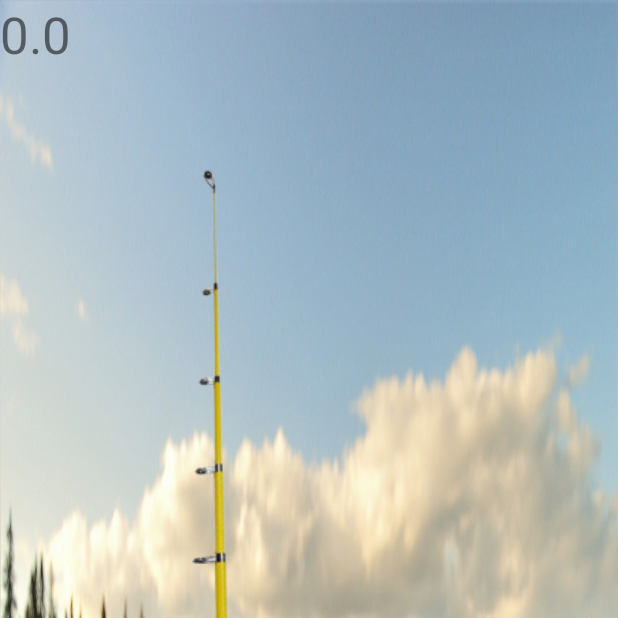
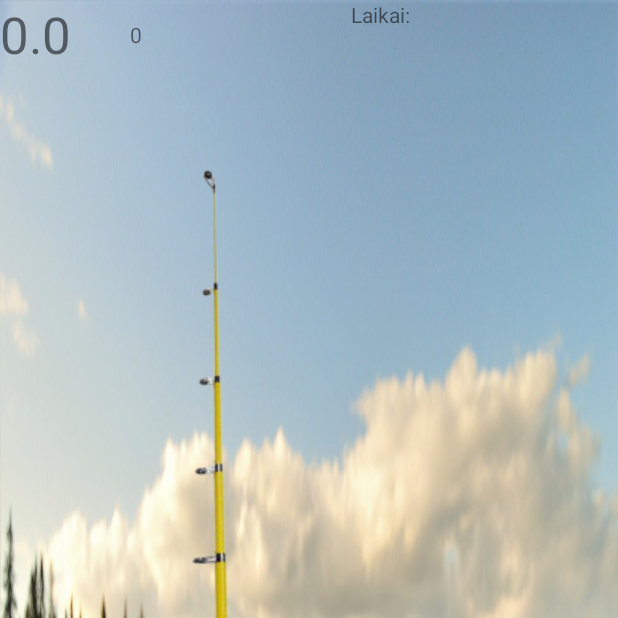
Before and after one commit to EmiKrav/FishingGame, an Android app built with Jetpack Compose: the GameScreenFragment screen opened through its navigation route, on a phone screen of 412 x 824 dp, the top half of it. Run offline under Robolectric (Android 15) with nearby library versions, the phone set to English and light mode, and no system bars.

Commit message:
Po gynimo

```diff
--- a/app/src/main/AndroidManifest.xml
+++ b/app/src/main/AndroidManifest.xml
@@ -16,11 +16,13 @@
             android:name=".MainScreen"
             android:exported="false"
             android:label="@string/title_activity_main_screen"
+            android:configChanges="orientation|screenSize|keyboardHidden"
             android:theme="@style/Theme.FishingGame" />
         <activity
             android:name=".MainActivity"
             android:exported="true"
             android:label="@string/app_name"
+            android:configChanges="orientation|screenSize|keyboardHidden"
             android:theme="@style/Theme.FishingGame">
 
             <intent-filter>
--- a/app/src/main/java/com/example/fishinggame/GameScreenFragment.kt
+++ b/app/src/main/java/com/example/fishinggame/GameScreenFragment.kt
@@ -11,37 +11,67 @@ import androidx.navigation.fragment.findNavController
 import com.example.fishinggame.databinding.FragmentGameScreenBinding
 
 class GameScreenFragment : Fragment() {
+
+    var sk: Float = 0F
+    var kiekis: Int = 0
+
+    var Laikas: String =""
+
     override fun onCreateView(
         inflater: LayoutInflater, container: ViewGroup?,
         savedInstanceState: Bundle?
     ): View? {
+
+
+
+        if (savedInstanceState !=null) {
+
+            sk = savedInstanceState.getFloat("Pinigai");
+            kiekis = savedInstanceState.getInt("Kiekis");
+
+            Laikas = savedInstanceState.getString("Laikas").toString();
+        }
+        else
+        {
+           val args = GameScreenFragmentArgs.fromBundle(requireArguments())
+            sk = args.Pinigai;
+            kiekis = args.Kiekis;
+            Laikas = args.Laikas.toString();
+        }
+
         val binding = FragmentGameScreenBinding.inflate(inflater)
-
-        val args = GameScreenFragmentArgs.fromBundle(requireArguments())
-        val prog = args.Pinigai;
-        var sk = args.Pinigai;
-
 
 
         val callback = requireActivity().onBackPressedDispatcher.addCallback(viewLifecycleOwner) {
             val action =
-                GameScreenFragmentDirections.actionGameScreenFragmentToMainScreenFragment(sk)
+                GameScreenFragmentDirections.actionGameScreenFragmentToMainScreenFragment(sk,kiekis,Laikas)
             findNavController().navigate(action)
         }
 
 
-                binding.textView.text = "${args.Pinigai}";
+                binding.textView.text = "$sk";
+                binding.textView2.text = "$kiekis";
+
+                binding.textView6.text = "$Laikas"
 
 
 
          binding.imageView
            .setOnClickListener {
                val action =
-                   GameScreenFragmentDirections.actionGameScreenFragmentToCathingFragment(sk)
+                   GameScreenFragmentDirections.actionGameScreenFragmentToCathingFragment(sk,kiekis, Laikas)
                findNavController().navigate(action)
            }
 
         return binding.root
     }
+    override fun onSaveInstanceState(outState: Bundle) {
+        super.onSaveInstanceState(outState)
+
+
+        outState.putFloat("Pinigai", sk);
+        outState.putInt("Kiekis", kiekis);
+        outState.putString("Laikas", Laikas)
+    }
 
 }
--- a/app/src/main/java/com/example/fishinggame/MainScreenFragment.kt
+++ b/app/src/main/java/com/example/fishinggame/MainScreenFragment.kt
@@ -11,20 +11,35 @@ import com.example.fishinggame.databinding.FragmentMainScreenBinding
 
 class MainScreenFragment : Fragment() {
 
+    var sk: Float = 0F
+    var kiekis: Int = 0
+    var Laikas: String =""
+
     override fun onCreateView(
         inflater: LayoutInflater, container: ViewGroup?,
         savedInstanceState: Bundle?
 
     ): View? {
+
+        if (savedInstanceState !=null) {
+
+           sk = savedInstanceState.getFloat("Pinigai");
+            kiekis = savedInstanceState.getInt("Kiekis");
+            Laikas = savedInstanceState.getString("Laikas").toString();
+        }
+        else{
+            val args = MainScreenFragmentArgs.fromBundle(requireArguments())
+            sk = args.Pinigai;
+            kiekis = args.Kiekis;
+            Laikas = args.Laikas.toString();
+        }
+
         val binding = FragmentMainScreenBinding.inflate(inflater)
-        val args = MainScreenFragmentArgs.fromBundle(requireArguments())
-        val prog = args.Pinigai;
-        var sk = args.Pinigai;
 
         binding.button
             .setOnClickListener {
                 val action =
-                    MainScreenFragmentDirections.actionMainScreenFragmentToGameScreenFragment(sk)
+                    MainScreenFragmentDirections.actionMainScreenFragmentToGameScreenFragment(sk,kiekis,Laikas)
                 findNavController().navigate(action)
             }
 
@@ -32,4 +47,13 @@ class MainScreenFragment : Fragment() {
 
         return binding.root
     }
+    override fun onSaveInstanceState(outState: Bundle) {
+        super.onSaveInstanceState(outState)
+
+
+        outState.putFloat("Pinigai",sk);
+        outState.putInt("Kiekis", kiekis);
+
+        outState.putString("Laikas", Laikas)
+    }
 }
--- a/app/src/main/res/layout/fragment_cathing.xml
+++ b/app/src/main/res/layout/fragment_cathing.xml
@@ -63,7 +63,7 @@
             android:layout_width="wrap_content"
             android:layout_height="wrap_content"
             android:backgroundTint="#806846"
-            android:text="@string/Kirsti"
+            android:text="@string/Strike"
             android:textSize="34sp"
             app:layout_constraintBottom_toTopOf="@+id/Rite"
             app:layout_constraintEnd_toEndOf="parent"
--- a/app/src/main/res/layout/fragment_game_screen.xml
+++ b/app/src/main/res/layout/fragment_game_screen.xml
@@ -46,4 +46,26 @@
         app:layout_constraintTop_toTopOf="parent"
         app:layout_constraintVertical_bias="0.0" />
 
+    <TextView
+        android:id="@+id/textView2"
+        android:layout_width="wrap_content"
+        android:layout_height="wrap_content"
+        android:layout_marginTop="13dp"
+        app:layout_constraintBottom_toBottomOf="parent"
+        app:layout_constraintEnd_toEndOf="parent"
+        app:layout_constraintHorizontal_bias="0.11"
+        app:layout_constraintStart_toEndOf="@+id/textView"
+        app:layout_constraintTop_toTopOf="parent"
+        app:layout_constraintVertical_bias="0.0" />
+
+    <TextView
+        android:id="@+id/textView6"
+        android:layout_width="wrap_content"
+        android:layout_height="wrap_content"
+        app:layout_constraintBottom_toBottomOf="parent"
+        app:layout_constraintEnd_toEndOf="parent"
+        app:layout_constraintStart_toEndOf="@+id/textView2"
+        app:layout_constraintTop_toTopOf="parent"
+        app:layout_constraintVertical_bias="0.0" />
+
 </androidx.constraintlayout.widget.ConstraintLayout>
--- a/app/src/main/res/navigation/nav_graph.xml
+++ b/app/src/main/res/navigation/nav_graph.xml
@@ -15,8 +15,16 @@
             app:destination="@id/gameScreenFragment" />
         <argument
             android:name="Pinigai"
-            app:argType="float"
+            android:defaultValue="0"
+            app:argType="float" />
+        <argument
+            android:name="Kiekis"
+            app:argType="integer"
             android:defaultValue="0" />
+        <argument
+            android:name="Laikas"
+            app:argType="string"
+            android:defaultValue="Laikai:" />
     </fragment>
     <fragment
         android:id="@+id/gameScreenFragment"
@@ -26,13 +34,21 @@
         <action
             android:id="@+id/action_gameScreenFragment_to_cathingFragment"
             app:destination="@id/cathingFragment" />
+        <action
+            android:id="@+id/action_gameScreenFragment_to_mainScreenFragment"
+            app:destination="@id/mainScreenFragment" />
         <argument
             android:name="Pinigai"
             app:argType="float"
             android:defaultValue="0" />
-        <action
-            android:id="@+id/action_gameScreenFragment_to_mainScreenFragment"
-            app:destination="@id/mainScreenFragment" />
+        <argument
+            android:name="Kiekis"
+            app:argType="integer"
+            android:defaultValue="0" />
+        <argument
+            android:name="Laikas"
+            app:argType="string"
+            android:defaultValue="Laikai:" />
     </fragment>
     <fragment
         android:id="@+id/cathingFragment"
@@ -42,10 +58,21 @@
         <action
             android:id="@+id/action_cathingFragment_to_fishFragment"
             app:destination="@id/fishFragment" />
+        <action
+            android:id="@+id/action_cathingFragment_to_gameScreenFragment"
+            app:destination="@id/gameScreenFragment" />
         <argument
             android:name="Pinigai"
             app:argType="float"
             android:defaultValue="0" />
+        <argument
+            android:name="Kiekis"
+            app:argType="integer"
+            android:defaultValue="0" />
+        <argument
+            android:name="Laikas"
+            app:argType="string"
+            android:defaultValue="Laikai:" />
     </fragment>
     <fragment
         android:id="@+id/fishFragment"
@@ -60,5 +87,13 @@
             android:name="Pinigai"
             app:argType="float"
             android:defaultValue="0" />
+        <argument
+            android:name="Kiekis"
+            app:argType="integer"
+            android:defaultValue="0" />
+        <argument
+            android:name="Laikas"
+            app:argType="string"
+            android:defaultValue="Laikai:" />
     </fragment>
 </navigation>
--- a/app/src/main/res/values/strings.xml
+++ b/app/src/main/res/values/strings.xml
@@ -50,4 +50,5 @@
     <string name="Kirsti">Kirsti</string>
     <string name="Zuvis">Zuvis</string>
     <string name="atgal">Atgal</string>
+    <string name="Strike">Strike</string>
 </resources>
```
Also changed, not shown: app/src/main/java/com/example/fishinggame/CathingFragment.kt (+21 -6 lines), app/src/main/java/com/example/fishinggame/FishFragment.kt (+44 -6 lines), app/src/main/java/com/example/fishinggame/MainActivity.kt (+2 -13 lines).
